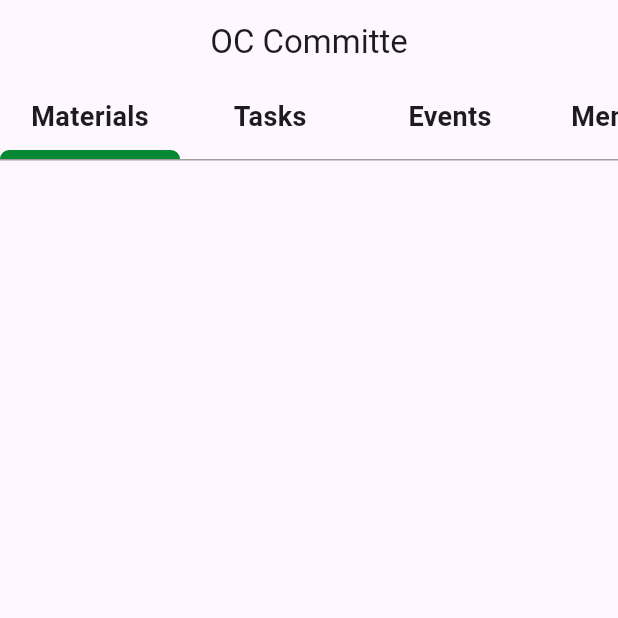
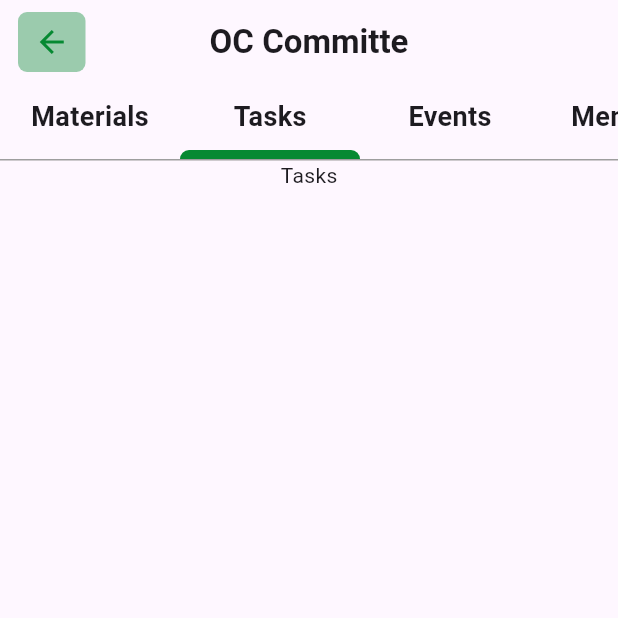
Before and after one commit to yahia997/HackerRank-OC-committe, a Flutter app: the screen it shows after launch, after a tap on "Tasks", on a phone screen of 412 x 824 dp, the top half of it. Run offline on Flutter 3.47's test engine with Material 3 defaults, Android fonts, the light colour scheme and no system bars.

Commit message:
add the functionality of toggling screens and make previous screen button on the appBar and added general layout for oc screen

```diff
--- a/project_oc_committe/lib/constants/colors.dart
+++ b/project_oc_committe/lib/constants/colors.dart
@@ -1,3 +1,5 @@
+// Yahya Mahmoud
+
 import 'package:flutter/material.dart';
 
 // colors
--- a/project_oc_committe/lib/main.dart
+++ b/project_oc_committe/lib/main.dart
@@ -1,33 +1,6 @@
 import 'package:flutter/material.dart';
-import 'package:project_oc_committe/widgets/menu.dart';
+import 'package:project_oc_committe/screens/ocScreen.dart';
 
 void main() {
   runApp(const App());
 }
-
-class App extends StatelessWidget {
-  const App({super.key});
-
-  // This widget is the root of your application.
-  @override
-  Widget build(BuildContext context) {
-    return MaterialApp(
-      debugShowCheckedModeBanner: false,
-      home: Scaffold(
-        appBar: AppBar(
-          title: const Text("OC Committe"),
-          centerTitle: true,
-        ),
-        body: Container(
-          child: SingleChildScrollView(
-            child: Column(
-              children: [
-                Menu(),
-              ],
-            ),
-          ),
-        )
-      ),
-    );
-  }
-}
--- /dev/null
+++ b/project_oc_committe/lib/screens/events.dart
@@ -0,0 +1,12 @@
+import 'package:flutter/material.dart';
+
+class Events extends StatelessWidget {
+  const Events({super.key});
+
+  @override
+  Widget build(BuildContext context) {
+    return SingleChildScrollView(
+      child: Text("Events"),
+    );
+  }
+}
--- /dev/null
+++ b/project_oc_committe/lib/screens/materials.dart
@@ -0,0 +1,12 @@
+import 'package:flutter/material.dart';
+
+class Materials extends StatelessWidget {
+  const Materials({super.key});
+
+  @override
+  Widget build(BuildContext context) {
+    return SingleChildScrollView(
+      child: Text("Materials"),
+    );
+  }
+}
--- /dev/null
+++ b/project_oc_committe/lib/screens/members.dart
@@ -0,0 +1,12 @@
+import 'package:flutter/material.dart';
+
+class Members extends StatelessWidget {
+  const Members({super.key});
+
+  @override
+  Widget build(BuildContext context) {
+    return SingleChildScrollView(
+      child: Text("Members"),
+    );
+  }
+}
--- /dev/null
+++ b/project_oc_committe/lib/screens/ocScreen.dart
@@ -0,0 +1,73 @@
+// Yahya Mahmoud
+
+import 'dart:developer';
+
+import 'package:flutter/material.dart';
+import 'package:project_oc_committe/constants/colors.dart';
+import 'package:project_oc_committe/services/toggleSections.dart';
+import 'package:project_oc_committe/widgets/menu.dart';
+import 'package:project_oc_committe/widgets/renderSections.dart';
+import 'package:provider/provider.dart';
+
+class App extends StatelessWidget {
+  const App({super.key});
+
+  // This widget is the root of your application.
+  @override
+  Widget build(BuildContext context) {
+    return MultiProvider(
+      providers: [
+        ChangeNotifierProvider(create: (context) => toggleSections())
+      ],
+      child: MaterialApp(
+        debugShowCheckedModeBanner: false,
+        home: Scaffold(
+          appBar: AppBar(
+            leadingWidth: 65,
+            leading: Row(
+              mainAxisAlignment: MainAxisAlignment.end,
+              children: [
+                IconButton(
+                  onPressed: () {
+                    // go to previous screen
+                    try {
+                      Navigator.of(context).pop();
+                    } catch (e) {
+                      // in case of there are no previous screens
+                      log("No previous Screens");
+                    }
+                  },
+                  icon: Container(
+                    width: 45,
+                    height: 45,
+                    decoration: const BoxDecoration(
+                      color: Color.fromRGBO(6, 137, 50, 0.4),
+                      borderRadius: BorderRadius.all(Radius.circular(6)),
+                    ),
+                    child: const Icon(
+                      Icons.arrow_back,
+                      color: mainGreen,
+                    ),
+                  ),
+                ),
+              ],
+            ),
+            title: const Text(
+              "OC Committe",
+              style: TextStyle(fontWeight: FontWeight.bold),
+            ),
+            centerTitle: true,
+          ),
+          body: Consumer<toggleSections>(builder: (context, value, _) {
+            return const Column(
+              children: [
+                Menu(),
+                RenderSection(), // (materials or tasks or events or members)
+              ],
+            );
+          }),
+        ),
+      ),
+    );
+  }
+}
--- /dev/null
+++ b/project_oc_committe/lib/screens/tasks.dart
@@ -0,0 +1,12 @@
+import 'package:flutter/material.dart';
+
+class Tasks extends StatelessWidget {
+  const Tasks({super.key});
+
+  @override
+  Widget build(BuildContext context) {
+    return SingleChildScrollView(
+      child: Text("Tasks"),
+    );
+  }
+}
--- /dev/null
+++ b/project_oc_committe/lib/services/toggleSections.dart
@@ -0,0 +1,15 @@
+// Yahya Mahmoud
+
+import 'package:flutter/material.dart';
+
+class toggleSections extends ChangeNotifier {
+  // will be determined when user click on menu button
+  String activeSection = "Materials"; // at first materials section is activated
+
+  void active(String s) {
+    if(activeSection != s) { // to avoid extra rerenders
+      activeSection = s;
+    }
+    notifyListeners();
+  }
+}
--- a/project_oc_committe/lib/widgets/menu.dart
+++ b/project_oc_committe/lib/widgets/menu.dart
@@ -1,3 +1,5 @@
+// Yahya Mahmoud
+
 import 'package:flutter/material.dart';
 import 'package:project_oc_committe/widgets/menuButton.dart';
 
@@ -18,22 +20,18 @@ class _MenuState extends State<Menu> {
           border: Border(bottom: BorderSide(color: Colors.grey, width: 1))),
       child: ListView(
         scrollDirection: Axis.horizontal,
-        children: [
+        children: const [
           Button(
             text: "Materials",
-            active: true,
           ),
           Button(
             text: "Tasks",
-            active: false,
           ),
           Button(
             text: "Events",
-            active: false,
           ),
           Button(
             text: "Members",
-            active: false,
           ),
         ],
       ),
--- a/project_oc_committe/lib/widgets/menuButton.dart
+++ b/project_oc_committe/lib/widgets/menuButton.dart
@@ -1,9 +1,12 @@
+// Yahya Mahmoud
+
 import 'package:flutter/material.dart';
 import 'package:project_oc_committe/constants/colors.dart';
+import 'package:project_oc_committe/services/toggleSections.dart';
+import 'package:provider/provider.dart';
 
 class Button extends StatefulWidget {
-  const Button({super.key, required this.active, required this.text});
-  final bool active;
+  const Button({super.key, required this.text});
   final String text;
 
   @override
@@ -13,9 +16,13 @@ class Button extends StatefulWidget {
 class _ButtonState extends State<Button> {
   @override
   Widget build(BuildContext context) {
-    return InkWell(
-        onTap: () {},
-        child: Container(
+    return InkWell(onTap: () {
+      // to change section
+      Provider.of<toggleSections>(context, listen: false).active(widget.text);
+
+    }, child: Consumer<toggleSections>( // to know if it is active or not
+      builder: (context, value,_) {
+        return Container(
           width: 120,
           child: Column(
             mainAxisAlignment: MainAxisAlignment.spaceBetween,
@@ -26,25 +33,24 @@ class _ButtonState extends State<Button> {
                 child: Text(
                   widget.text,
                   style: const TextStyle(
-                    fontSize: 18,
-                    fontWeight: FontWeight.bold
-                  ),
+                      fontSize: 18, fontWeight: FontWeight.bold),
                 ),
               ),
               Container(
                 width: 120,
-                height: widget.active ? 6 : 0,
+                height: value.activeSection == widget.text ? 6 : 0, // if active will show green bottom border
                 decoration: const BoxDecoration(
                   borderRadius: BorderRadius.only(
-                    topLeft: Radius.circular(6),
-                    topRight: Radius.circular(6)
-                  ),
+                      topLeft: Radius.circular(6),
+                      topRight: Radius.circular(6)),
                   shape: BoxShape.rectangle,
                   color: mainGreen,
                 ),
               )
             ],
           ),
-        ));
+        );
+      },
+    ));
   }
 }
--- /dev/null
+++ b/project_oc_committe/lib/widgets/renderSections.dart
@@ -0,0 +1,32 @@
+// Yahya Mahmoud
+// To render different secions (material, tasks, events, members)
+
+import 'package:flutter/material.dart';
+import 'package:project_oc_committe/screens/events.dart';
+import 'package:project_oc_committe/screens/materials.dart';
+import 'package:project_oc_committe/screens/members.dart';
+import 'package:project_oc_committe/screens/tasks.dart';
+import 'package:project_oc_committe/services/toggleSections.dart';
+import 'package:provider/provider.dart';
+
+class RenderSection extends StatelessWidget {
+  const RenderSection({super.key});
+
+  @override
+  Widget build(BuildContext context) {
+    return Consumer<toggleSections>(builder: (context, value, child) {
+      switch (value.activeSection) {
+        case "Materials":
+          return const Materials();
+        case "Tasks":
+          return const Tasks();
+        case "Events":
+          return const Events();
+        case "Members":
+          return const Members();
+        default:
+          return const Text("Loading...");
+      }
+    });
+  }
+}
--- a/project_oc_committe/pubspec.yaml
+++ b/project_oc_committe/pubspec.yaml
@@ -35,6 +35,7 @@ dependencies:
   # The following adds the Cupertino Icons font to your application.
   # Use with the CupertinoIcons class for iOS style icons.
   cupertino_icons: ^1.0.2
+  provider: ^6.1.2
 
 dev_dependencies:
   flutter_test:
```
Also changed, not shown: project_oc_committe/pubspec.lock, 1 other file.
